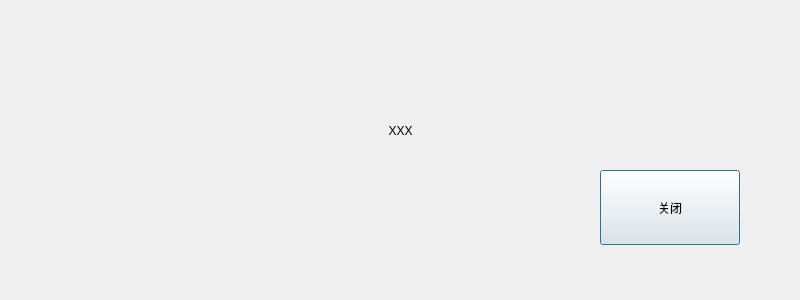
First picture: the form in src/XMusic/msgbox.ui, repository 1028417/XMusic, before the edit.
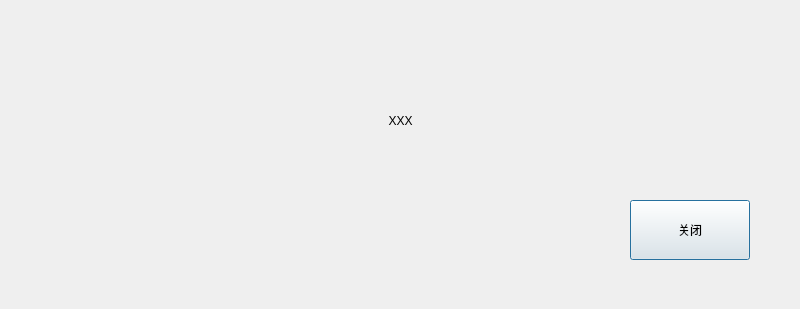
Second picture: the form after the edit. Custom widgets are drawn as their Qt base class.

The edit to the form file:
```diff
--- a/src/XMusic/msgbox.ui
+++ b/src/XMusic/msgbox.ui
@@ -7,33 +7,17 @@
     <x>0</x>
     <y>0</y>
     <width>800</width>
-    <height>300</height>
+    <height>309</height>
    </rect>
   </property>
   <property name="windowTitle">
    <string/>
   </property>
-  <widget class="CLabel" name="labelClose">
-   <property name="geometry">
-    <rect>
-     <x>670</x>
-     <y>210</y>
-     <width>80</width>
-     <height>40</height>
-    </rect>
-   </property>
-   <property name="text">
-    <string>关闭</string>
-   </property>
-   <property name="alignment">
-    <set>Qt::AlignCenter</set>
-   </property>
-  </widget>
   <widget class="CLabel" name="labelTip">
    <property name="geometry">
     <rect>
      <x>40</x>
-     <y>90</y>
+     <y>80</y>
      <width>721</width>
      <height>81</height>
     </rect>
@@ -48,10 +32,10 @@
   <widget class="CButton" name="btnClose">
    <property name="geometry">
     <rect>
-     <x>600</x>
-     <y>170</y>
-     <width>140</width>
-     <height>75</height>
+     <x>630</x>
+     <y>200</y>
+     <width>120</width>
+     <height>60</height>
     </rect>
    </property>
    <property name="autoFillBackground">
```
